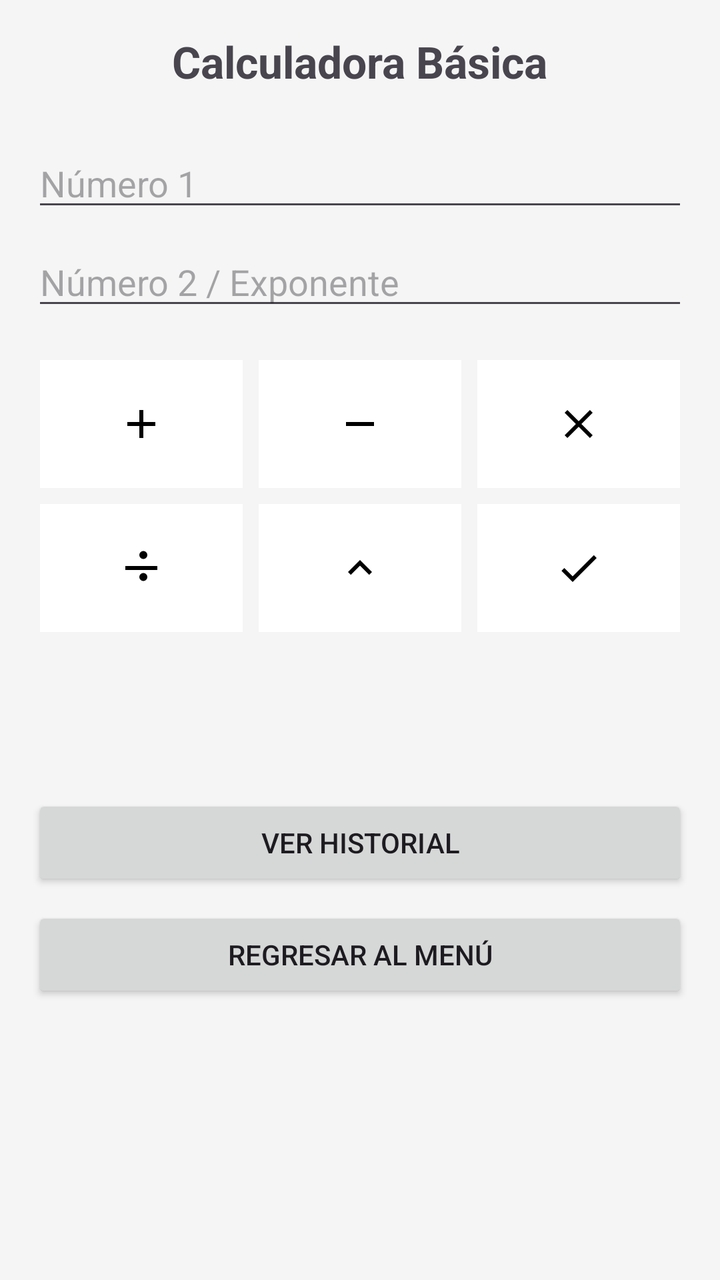
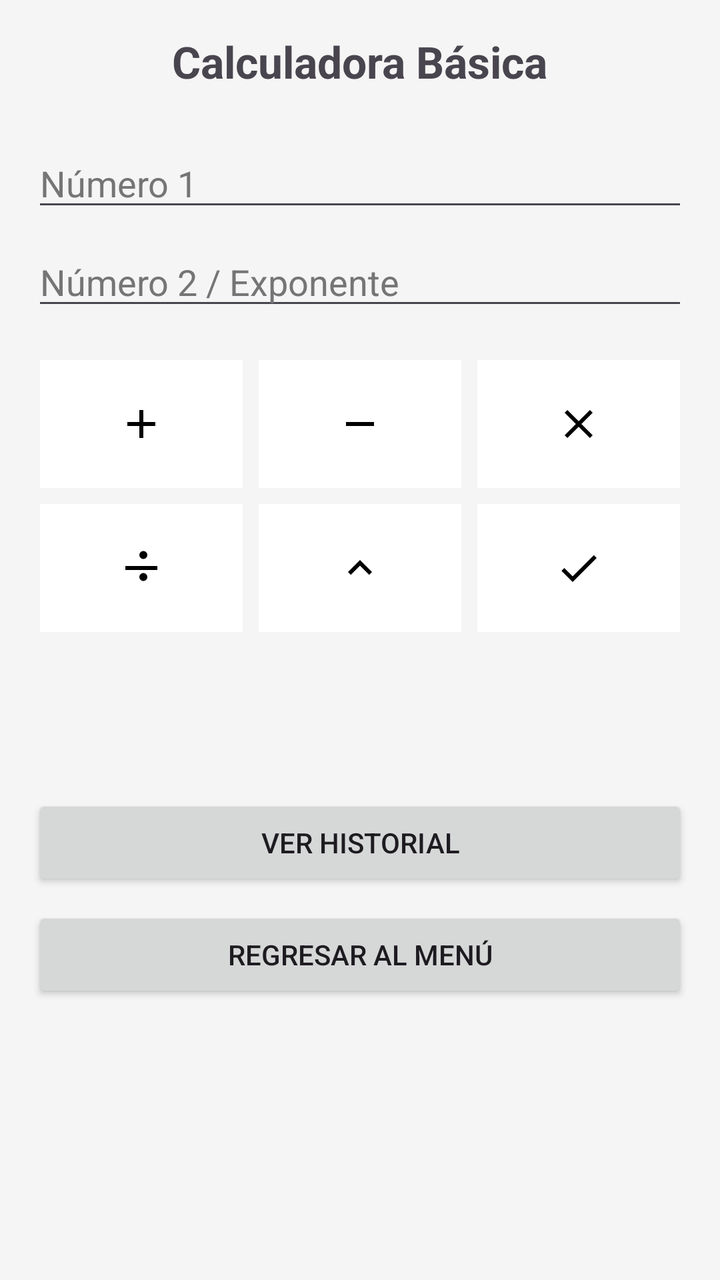

Two renders of the same Android screen: before a commit and after it. Below are the layout's source before the change and the commit's diff.
<!-- AndroidManifest.xml: application theme Theme.Desafio1SS233210 -->
<!-- res/layout/activity_calculadora.xml -->
<ScrollView xmlns:android="http://schemas.android.com/apk/res/android"
    android:layout_width="match_parent"
    android:layout_height="match_parent"
    android:fillViewport="true">

    <LinearLayout
        android:layout_width="match_parent"
        android:layout_height="wrap_content"
        android:orientation="vertical"
        android:padding="@dimen/padding_default"
        android:background="@color/fondoClaro">

        <TextView
            android:layout_width="wrap_content"
            android:layout_height="wrap_content"
            android:text="@string/calculadora_titulo"
            android:textSize="@dimen/text_size_title"
            android:textStyle="bold"
            android:layout_gravity="center"
            android:layout_marginBottom="24dp"/>

        <EditText
            android:id="@+id/etNum1"
            android:layout_width="match_parent"
            android:layout_height="wrap_content"
            android:hint="@string/hint_num1"
            android:inputType="numberDecimal|numberSigned"
            android:layout_marginBottom="@dimen/margin_small"/>

        <EditText
            android:id="@+id/etNum2"
            android:layout_width="match_parent"
            android:layout_height="wrap_content"
            android:hint="@string/hint_num2"
            android:inputType="numberDecimal|numberSigned"
            android:layout_marginBottom="@dimen/margin_default"/>

        <GridLayout
            android:layout_width="match_parent"
            android:layout_height="wrap_content"
            android:columnCount="3"
            android:rowCount="2"
            android:layout_marginBottom="@dimen/margin_default">

            <ImageButton
                android:id="@+id/btnSuma"
                android:layout_width="0dp"
                android:layout_height="64dp"
                android:layout_columnWeight="1"
                android:layout_margin="4dp"
                android:src="@drawable/ic_suma"
                android:contentDescription="@string/desc_suma"
                android:background="@android:color/white"/>

            <ImageButton
                android:id="@+id/btnResta"
                android:layout_width="0dp"
                android:layout_height="64dp"
                android:layout_columnWeight="1"
                android:layout_margin="4dp"
                android:src="@drawable/ic_resta"
                android:contentDescription="@string/desc_resta"
                android:background="@android:color/white"/>

            <ImageButton
                android:id="@+id/btnMultiplicar"
                android:layout_width="0dp"
                android:layout_height="64dp"
                android:layout_columnWeight="1"
                android:layout_margin="4dp"
                android:src="@drawable/ic_multiplicar"
                android:contentDescription="@string/desc_multiplicar"
                android:background="@android:color/white"/>

            <ImageButton
                android:id="@+id/btnDividir"
                android:layout_width="0dp"
                android:layout_height="64dp"
                android:layout_columnWeight="1"
                android:layout_margin="4dp"
                android:src="@drawable/ic_dividir"
                android:contentDescription="@string/desc_dividir"
                android:background="@android:color/white"/>

            <ImageButton
                android:id="@+id/btnPotencia"
                android:layout_width="0dp"
                android:layout_height="64dp"
                android:layout_columnWeight="1"
                android:layout_margin="4dp"
                android:src="@drawable/ic_potencia"
                android:contentDescription="@string/desc_potencia"
                android:background="@android:color/white"/>

            <ImageButton
                android:id="@+id/btnRaiz"
                android:layout_width="0dp"
                android:layout_height="64dp"
                android:layout_columnWeight="1"
                android:layout_margin="4dp"
                android:src="@drawable/ic_raiz"
                android:contentDescription="@string/desc_raiz"
                android:background="@android:color/white"/>

        </GridLayout>

        <TextView
            android:id="@+id/tvResultadoCalc"
            android:layout_width="match_parent"
            android:layout_height="wrap_content"
            android:textSize="@dimen/text_size_title"
            android:textStyle="bold"
            android:gravity="center"
            android:padding="@dimen/margin_small"/>

        <Button
            android:id="@+id/btnVerHistorial"
            android:layout_width="match_parent"
            android:layout_height="wrap_content"
            android:text="@string/btn_ver_historial"
            android:layout_marginTop="@dimen/margin_default"/>

        <Button
            android:id="@+id/btnRegresarCalc"
            android:layout_width="match_parent"
            android:layout_height="wrap_content"
            android:text="@string/btn_regresar"
            android:layout_marginTop="@dimen/margin_small"/>

    </LinearLayout>
</ScrollView>
<!-- resources referenced by this layout -->
<resources>
  <color name="fondoClaro">#F5F5F5</color>
  <dimen name="margin_default">16dp</dimen>
  <dimen name="margin_small">8dp</dimen>
  <dimen name="padding_default">16dp</dimen>
  <dimen name="text_size_title">22sp</dimen>
  <!-- drawable ic_dividir (drawable) -->
  <vector xmlns:android="http://schemas.android.com/apk/res/android"
      android:width="24dp"
      android:height="24dp"
      android:viewportWidth="24"
      android:viewportHeight="24">
      <path
          android:fillColor="#000000"
          android:pathData="M4,11h16v2H4z M13,5.5m-2,0a2,2 0 1,0 4,0a2,2 0 1,0 -4,0 M13,16.5m-2,0a2,2 0 1,0 4,0a2,2 0 1,0 -4,0"/>
  </vector>
  <!-- drawable ic_multiplicar (drawable) -->
  <vector xmlns:android="http://schemas.android.com/apk/res/android" android:height="24dp" android:tint="#000000" android:viewportHeight="24" android:viewportWidth="24" android:width="24dp">
        
      <path android:fillColor="@android:color/white" android:pathData="M19,6.41L17.59,5 12,10.59 6.41,5 5,6.41 10.59,12 5,17.59 6.41,19 12,13.41 17.59,19 19,17.59 13.41,12z"/>
      
  </vector>
  <!-- drawable ic_potencia (drawable) -->
  <vector xmlns:android="http://schemas.android.com/apk/res/android" android:height="24dp" android:tint="#000000" android:viewportHeight="24" android:viewportWidth="24" android:width="24dp">
        
      <path android:fillColor="@android:color/white" android:pathData="M7.41,15.41L12,10.83l4.59,4.58L18,14l-6,-6 -6,6z"/>
      
  </vector>
  <!-- drawable ic_raiz (drawable) -->
  <vector xmlns:android="http://schemas.android.com/apk/res/android" android:height="24dp" android:tint="#000000" android:viewportHeight="24" android:viewportWidth="24" android:width="24dp">
        
      <path android:fillColor="@android:color/white" android:pathData="M9,16.17L4.83,12l-1.42,1.41L9,19 21,7l-1.41,-1.41z"/>
      
  </vector>
  <!-- drawable ic_resta (drawable) -->
  <vector xmlns:android="http://schemas.android.com/apk/res/android" android:height="24dp" android:tint="#000000" android:viewportHeight="24" android:viewportWidth="24" android:width="24dp">
        
      <path android:fillColor="@android:color/white" android:pathData="M19,13H5v-2h14v2z"/>
      
  </vector>
  <!-- drawable ic_suma (drawable) -->
  <vector xmlns:android="http://schemas.android.com/apk/res/android" android:height="24dp" android:tint="#000000" android:viewportHeight="24" android:viewportWidth="24" android:width="24dp">
        
      <path android:fillColor="@android:color/white" android:pathData="M19,13h-6v6h-2v-6H5v-2h6V5h2v6h6v2z"/>
      
  </vector>
  <string name="btn_regresar">Regresar al Menú</string>
  <string name="btn_ver_historial">Ver Historial</string>
  <string name="calculadora_titulo">Calculadora Básica</string>
  <string name="desc_dividir">Dividir</string>
  <string name="desc_multiplicar">Multiplicar</string>
  <string name="desc_potencia">Elevar a exponente</string>
  <string name="desc_raiz">Raíz cuadrada</string>
  <string name="desc_resta">Restar</string>
  <string name="desc_suma">Sumar</string>
  <string name="hint_num1">Número 1</string>
  <string name="hint_num2">Número 2 / Exponente</string>
  <style name="Theme.Desafio1SS233210" parent="Base.Theme.Desafio1SS233210" />
  <style name="Base.Theme.Desafio1SS233210" parent="Theme.Material3.DayNight.NoActionBar">
          
          
      </style>
</resources>

<!-- the commit's change to res/layout/activity_calculadora.xml (unified diff, before → after) -->
@@ -25,6 +25,8 @@
             android:layout_height="wrap_content"
             android:hint="@string/hint_num1"
             android:inputType="numberDecimal|numberSigned"
+            android:textColor="@color/black"
+            android:textColorHint="#757575"
             android:layout_marginBottom="@dimen/margin_small"/>
 
         <EditText
@@ -33,8 +35,9 @@
             android:layout_height="wrap_content"
             android:hint="@string/hint_num2"
             android:inputType="numberDecimal|numberSigned"
+            android:textColor="@color/black"
+            android:textColorHint="#757575"
             android:layout_marginBottom="@dimen/margin_default"/>
-
         <GridLayout
             android:layout_width="match_parent"
             android:layout_height="wrap_content"
<!-- resource entries referenced after the edit -->
@@ -1,5 +1,6 @@
 <!-- resources referenced by this layout -->
 <resources>
+  <color name="black">#FF000000</color>
   <color name="fondoClaro">#F5F5F5</color>
   <dimen name="margin_default">16dp</dimen>
   <dimen name="margin_small">8dp</dimen>
